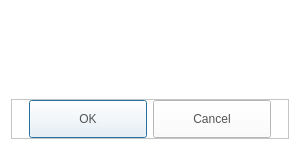
This is CaX/dialog/commondialog.ui in fsest4u/CaX_03 as Qt 5 draws it before an edit. The edited form follows.
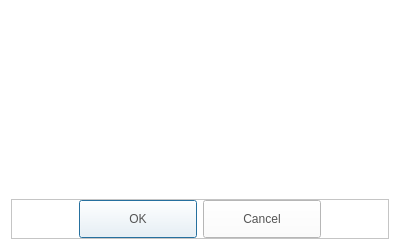
This is the edited form. Icons and pictures are not drawn.

Commit message: 메인메뉴에서 언어설정을 한 후, 확인 버튼을 누르면 재시작하도록 수정

Patch:
```diff
--- a/CaX/dialog/commondialog.ui
+++ b/CaX/dialog/commondialog.ui
@@ -6,8 +6,8 @@
    <rect>
     <x>0</x>
     <y>0</y>
-    <width>300</width>
-    <height>150</height>
+    <width>400</width>
+    <height>250</height>
    </rect>
   </property>
   <property name="minimumSize">
@@ -53,8 +53,8 @@
        <rect>
         <x>0</x>
         <y>0</y>
-        <width>282</width>
-        <height>94</height>
+        <width>382</width>
+        <height>194</height>
        </rect>
       </property>
       <layout class="QGridLayout" name="gridLayout_3">
@@ -63,6 +63,9 @@
          <property name="alignment">
           <set>Qt::AlignCenter</set>
          </property>
+         <property name="wordWrap">
+          <bool>true</bool>
+         </property>
         </widget>
        </item>
       </layout>
```
The commit also changes 1 other file.
